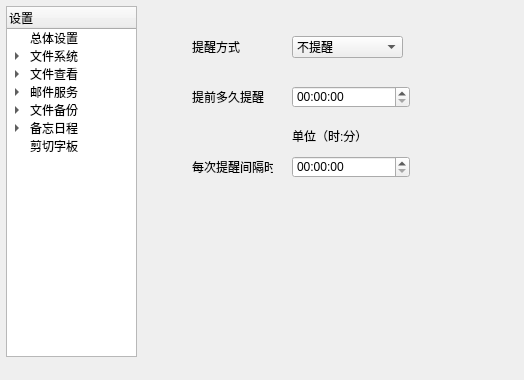
Before: the Qt Designer form setting/ui/Setting.ui in 3548848289/SmartDesk, drawn with Qt 5.
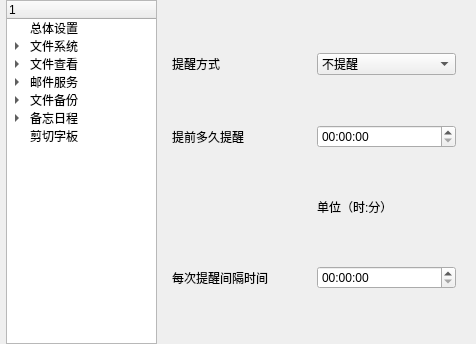
After: the same form once the commit is applied. The open tabs and pages were chosen to show the change. Icons and pictures are not drawn.

The edit to the form file:
```diff
--- a/setting/ui/Setting.ui
+++ b/setting/ui/Setting.ui
@@ -6,8 +6,8 @@
    <rect>
     <x>0</x>
     <y>0</y>
-    <width>524</width>
-    <height>380</height>
+    <width>476</width>
+    <height>344</height>
    </rect>
   </property>
   <property name="windowTitle">
@@ -17,18 +17,21 @@
    <iconset resource="../../resources/res.qrc">
     <normaloff>:/png/Settings.png</normaloff>:/png/Settings.png</iconset>
   </property>
+  <layout class="QGridLayout" name="gridLayout_5" columnstretch="1,2">
+   <property name="leftMargin">
+    <number>6</number>
+   </property>
+   <property name="topMargin">
+    <number>0</number>
+   </property>
+   <property name="bottomMargin">
+    <number>0</number>
+   </property>
+   <item row="0" column="0">
   <widget class="QTreeWidget" name="treeWidget">
-   <property name="geometry">
-    <rect>
-     <x>6</x>
-     <y>6</y>
-     <width>131</width>
-     <height>351</height>
-    </rect>
-   </property>
    <column>
     <property name="text">
-     <string>设置</string>
+       <string/>
     </property>
    </column>
    <item>
@@ -102,15 +105,9 @@
     </property>
    </item>
   </widget>
+   </item>
+   <item row="0" column="1">
   <widget class="QStackedWidget" name="stackedWidget">
-   <property name="geometry">
-    <rect>
-     <x>182</x>
-     <y>6</y>
-     <width>321</width>
-     <height>341</height>
-    </rect>
-   </property>
    <property name="currentIndex">
     <number>6</number>
    </property>
@@ -341,28 +338,16 @@
     </widget>
    </widget>
    <widget class="QWidget" name="online_doc">
+      <layout class="QGridLayout" name="gridLayout_8">
+       <item row="0" column="0">
     <widget class="QLabel" name="online_doc_label1">
-     <property name="geometry">
-      <rect>
-       <x>10</x>
-       <y>10</y>
-       <width>101</width>
-       <height>61</height>
-      </rect>
-     </property>
      <property name="text">
       <string>提醒方式</string>
      </property>
     </widget>
+       </item>
+       <item row="0" column="1">
     <widget class="QComboBox" name="online_doc_comboBox">
-     <property name="geometry">
-      <rect>
-       <x>110</x>
-       <y>30</y>
-       <width>111</width>
-       <height>22</height>
-      </rect>
-     </property>
      <item>
       <property name="text">
        <string>不提醒</string>
@@ -379,68 +364,70 @@
       </property>
      </item>
     </widget>
-    <widget class="QTimeEdit" name="online_doc_timeEdit_1">
-     <property name="geometry">
-      <rect>
-       <x>110</x>
-       <y>80</y>
-       <width>118</width>
-       <height>22</height>
-      </rect>
-     </property>
-    </widget>
+       </item>
+       <item row="1" column="0">
     <widget class="QLabel" name="online_doc_label2">
-     <property name="geometry">
-      <rect>
-       <x>10</x>
-       <y>60</y>
-       <width>101</width>
-       <height>61</height>
-      </rect>
-     </property>
      <property name="text">
       <string>提前多久提醒</string>
      </property>
     </widget>
-    <widget class="QTimeEdit" name="online_doc_timeEdit_2">
-     <property name="geometry">
-      <rect>
-       <x>110</x>
-       <y>150</y>
-       <width>118</width>
-       <height>22</height>
-      </rect>
-     </property>
-    </widget>
-    <widget class="QLabel" name="online_doc_label2_2">
-     <property name="geometry">
-      <rect>
-       <x>10</x>
-       <y>140</y>
-       <width>81</width>
-       <height>41</height>
-      </rect>
-     </property>
-     <property name="text">
-      <string>每次提醒间隔时间</string>
-     </property>
-    </widget>
+       </item>
+       <item row="1" column="1">
+        <widget class="QTimeEdit" name="online_doc_timeEdit_1"/>
+       </item>
+       <item row="2" column="1">
     <widget class="QLabel" name="label">
-     <property name="geometry">
-      <rect>
-       <x>110</x>
-       <y>120</y>
-       <width>111</width>
-       <height>20</height>
-      </rect>
+         <property name="sizePolicy">
+          <sizepolicy hsizetype="Preferred" vsizetype="Fixed">
+           <horstretch>0</horstretch>
+           <verstretch>0</verstretch>
+          </sizepolicy>
      </property>
      <property name="text">
       <string>单位（时:分）</string>
      </property>
     </widget>
-   </widget>
-   <widget class="QWidget" name="clip_board"/>
-  </widget>
+       </item>
+       <item row="3" column="0">
+        <widget class="QLabel" name="online_doc_label2_2">
+         <property name="text">
+          <string>每次提醒间隔时间</string>
+         </property>
+        </widget>
+       </item>
+       <item row="3" column="1">
+        <widget class="QTimeEdit" name="online_doc_timeEdit_2"/>
+       </item>
+      </layout>
+     </widget>
+     <widget class="QWidget" name="clip_board">
+      <widget class="QLabel" name="label_2">
+       <property name="geometry">
+        <rect>
+         <x>10</x>
+         <y>150</y>
+         <width>101</width>
+         <height>16</height>
+        </rect>
+       </property>
+       <property name="text">
+        <string>初始加载多久的记录</string>
+       </property>
+      </widget>
+      <widget class="QDateEdit" name="dateEdit">
+       <property name="geometry">
+        <rect>
+         <x>140</x>
+         <y>150</y>
+         <width>110</width>
+         <height>22</height>
+        </rect>
+       </property>
+      </widget>
+     </widget>
+    </widget>
+   </item>
+  </layout>
  </widget>
  <tabstops>
   <tabstop>treeWidget</tabstop>
```
Left out of the diff: 175 changed lines with no effect on the pictures. Lines whose indentation alone changed are shown as unchanged.
